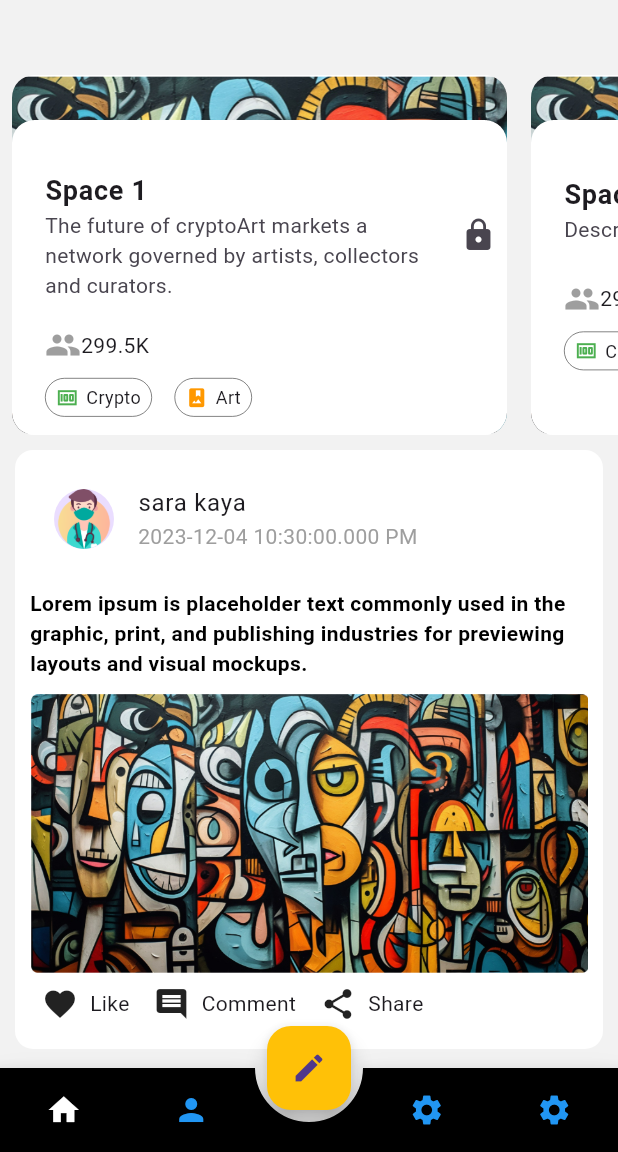
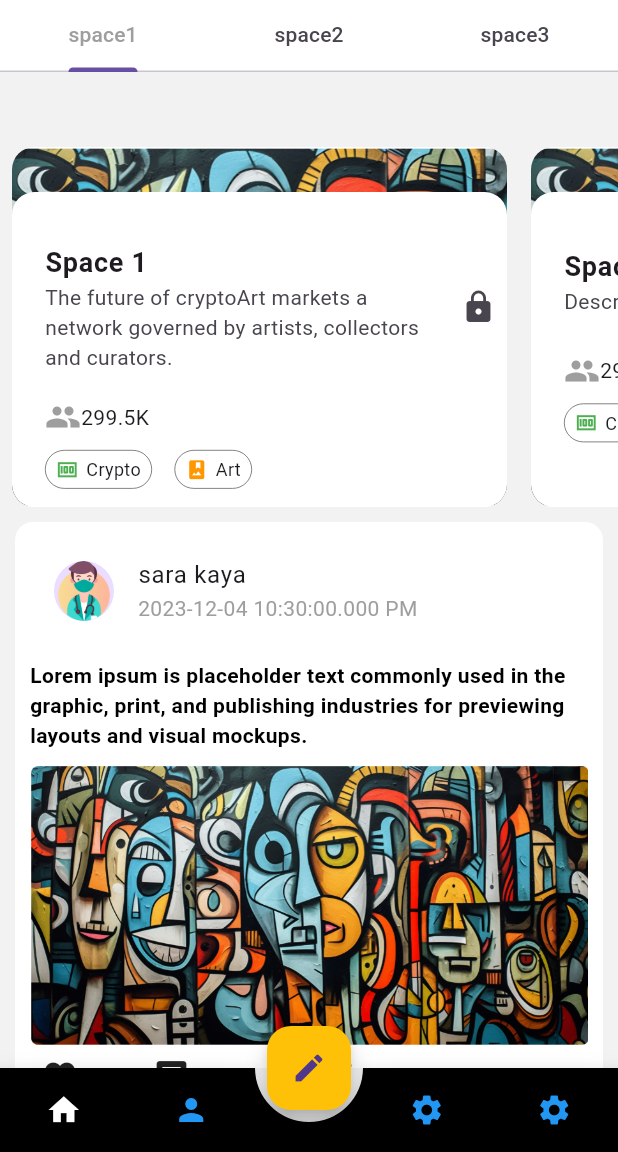
Before and after one commit to openclues/orthoSchools, a Flutter app: the HomeScreenPage screen opened by its route, on a phone screen of 412 x 824 dp, the part 84-1236 px from its top. Run offline on Flutter 3.47's test engine with Material 3 defaults, Android fonts, the phone set to English and light mode, and no system bars; drawn by our look-alikes of animated_bottom_navigation_bar; our stand-ins replace animate_do, bloc, csc_picker, equatable, file_picker, flutter_bloc and 5 more; missing offline and left inert: custom_pop_up_menu, page_animation_transition, text_area; accounts and stored records are empty.

Commit message:
tabs app bar

```diff
--- a/lib/features/home_screen/presentation/pages/home_screen.dart
+++ b/lib/features/home_screen/presentation/pages/home_screen.dart
@@ -2,7 +2,6 @@ import 'package:animated_bottom_navigation_bar/animated_bottom_navigation_bar.da
 import 'package:azsoon/Core/colors.dart';
 import 'package:azsoon/features/home_screen/presentation/widgets/spacesWidget.dart';
 import 'package:azsoon/widgets/Post.dart';
-import 'package:azsoon/widgets/newAppBar.dart';
 import 'package:flutter/material.dart';
 import '../../../../widgets/Navigation-Drawer.dart' as appdrawer;
 
@@ -19,7 +18,9 @@ int _currentIndex = 0;
 class _HomeScreenPageState extends State<HomeScreenPage> {
   @override
   Widget build(BuildContext context) {
-    return Scaffold(
+    return DefaultTabController(
+      length: 3,
+      child: Scaffold(
           backgroundColor: Color.fromARGB(255, 242, 242, 242),
           floatingActionButton: FloatingActionButton(
             child: Icon(
@@ -28,7 +29,8 @@ class _HomeScreenPageState extends State<HomeScreenPage> {
             backgroundColor: Colors.amber,
             onPressed: () {},
           ),
-        floatingActionButtonLocation: FloatingActionButtonLocation.centerDocked,
+          floatingActionButtonLocation:
+              FloatingActionButtonLocation.centerDocked,
           bottomNavigationBar: AnimatedBottomNavigationBar(
             backgroundColor: Colors.black,
             inactiveColor: Colors.blue,
@@ -46,7 +48,8 @@ class _HomeScreenPageState extends State<HomeScreenPage> {
               SpacesList(),
               PostWidget(),
             ],
-        ));
+          )),
+    );
   }
 
   AppBar buildAppBar() {
@@ -78,6 +81,17 @@ class _HomeScreenPageState extends State<HomeScreenPage> {
           ),
         ),
       ),
+      bottom: TabBar(labelColor: Colors.grey, tabs: [
+        Tab(
+          text: 'space1',
+        ),
+        Tab(
+          text: 'space2',
+        ),
+        Tab(
+          text: 'space3',
+        ),
+      ]),
     );
   }
 }
```
Also changed, not shown: lib/widgets/newAppBar.dart (deleted, +0 -23 lines). Lines whose indentation alone changed are shown as unchanged.
